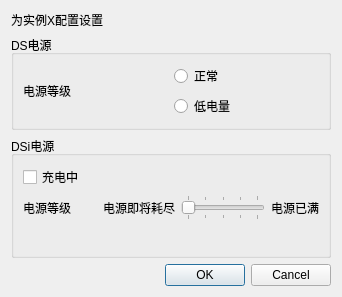
melonDS-emu/melonDS, file src/frontend/qt_sdl/PowerManagement/PowerManagementDialog.ui: the form before one commit.
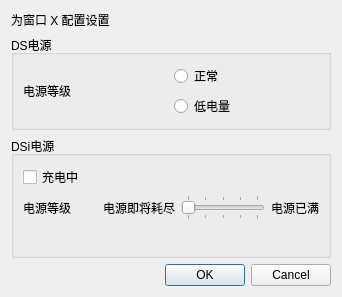
The form after the commit. Icons and pictures are not drawn.

Diff of the .ui file:
```diff
--- a/src/frontend/qt_sdl/PowerManagement/PowerManagementDialog.ui
+++ b/src/frontend/qt_sdl/PowerManagement/PowerManagementDialog.ui
@@ -228,7 +228,7 @@
       </sizepolicy>
      </property>
      <property name="text">
-      <string>为实例X配置设置</string>
+      <string>为窗口 X 配置设置</string>
      </property>
     </widget>
    </item>
```
